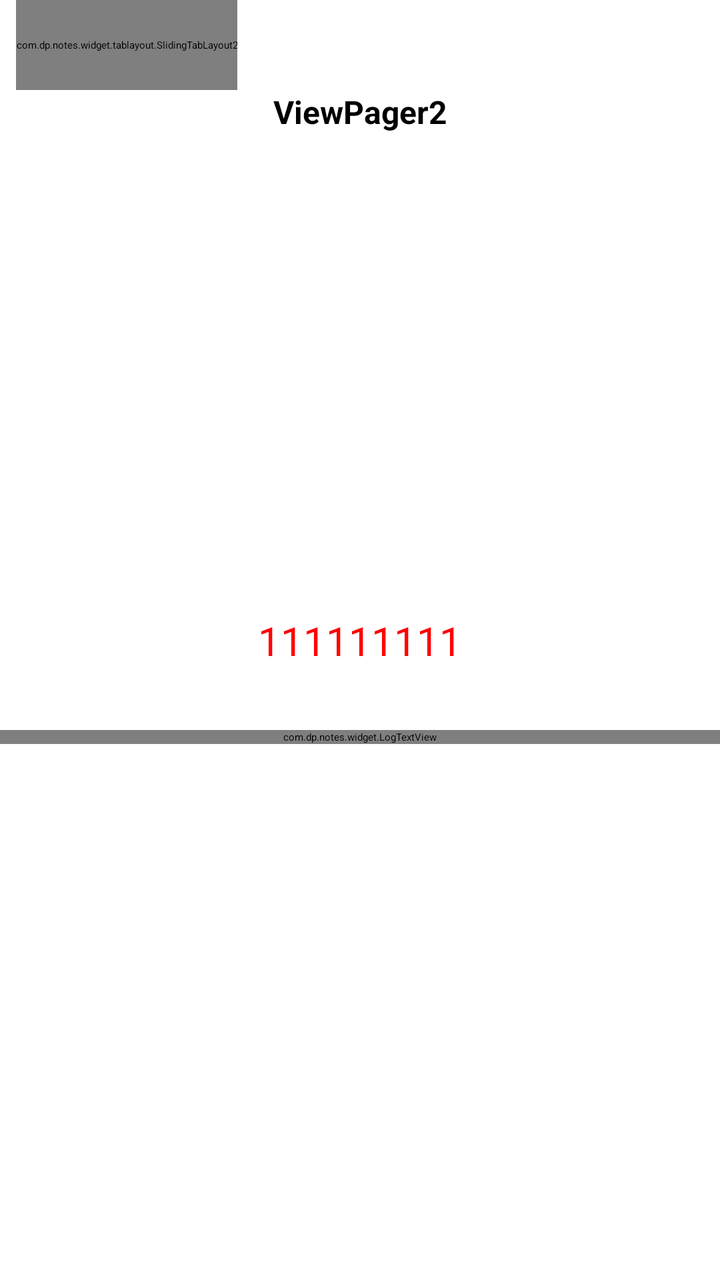
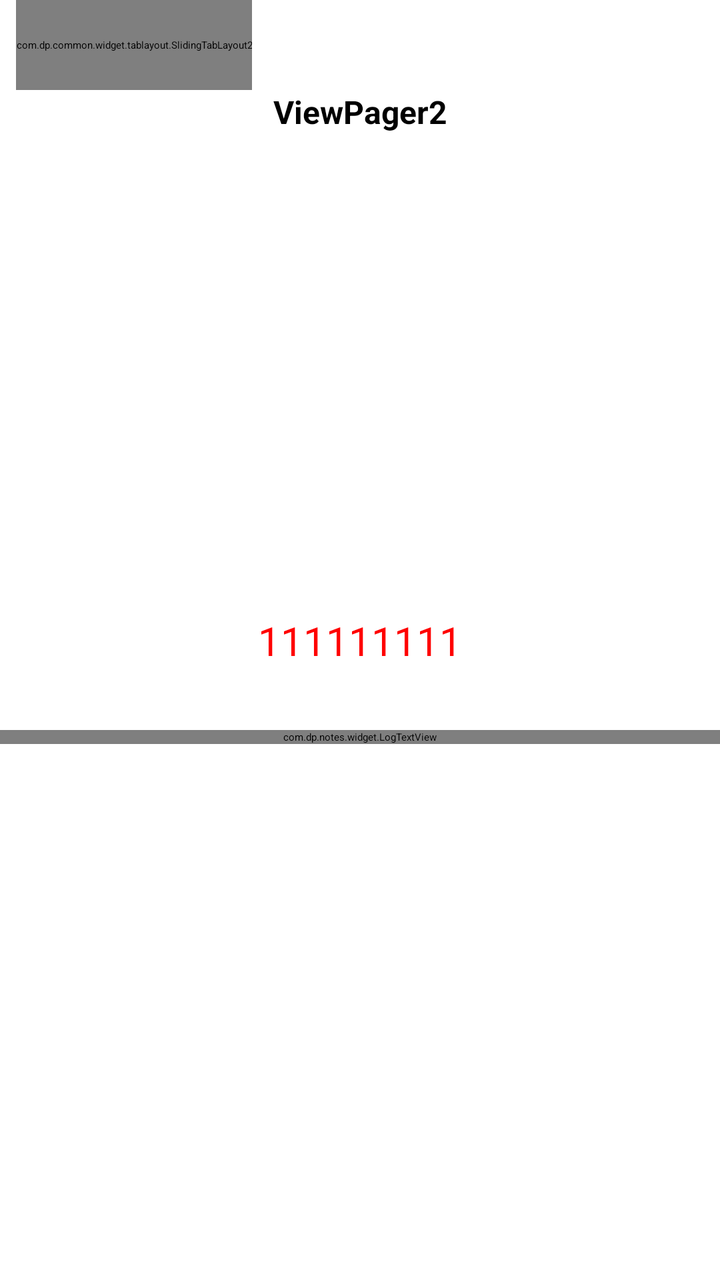

Two renders of the same Android screen: before a commit and after it. Below are the layout's source before the change and the commit's diff.
<!-- AndroidManifest.xml: application theme Theme.Activity.Base -->
<!-- res/layout/notes_fragment_one.xml -->
<?xml version="1.0" encoding="utf-8"?>
<androidx.constraintlayout.widget.ConstraintLayout xmlns:android="http://schemas.android.com/apk/res/android"
    xmlns:app="http://schemas.android.com/apk/res-auto"
    android:layout_width="match_parent"
    android:layout_height="match_parent">

    <com.dp.notes.widget.tablayout.SlidingTabLayout2
        android:id="@+id/tabLayout"
        android:layout_width="wrap_content"
        android:layout_height="45dp"
        android:layout_gravity="center"
        android:layout_marginLeft="8dp"
        android:overScrollMode="never"
        app:layout_constraintStart_toStartOf="parent"
        app:layout_constraintTop_toTopOf="parent"
        app:tl_indicator_color="#ff0000"
        app:tl_indicator_corner_radius="2dp"
        app:tl_indicator_height="3dp"
        app:tl_indicator_margin_bottom="5.5dp"
        app:tl_indicator_width="18dp"
        app:tl_tab_padding="12dp"
        app:tl_textSelectBold="true"
        app:tl_textSelectColor="#00ff00"
        app:tl_textSelectsize="19sp"
        app:tl_textUnselectColor="#808080"
        app:tl_textsize="16sp" />

    <androidx.viewpager2.widget.ViewPager2
        android:id="@+id/viewPager"
        android:layout_width="match_parent"
        android:layout_height="0dp"
        app:layout_constraintBottom_toBottomOf="parent"
        app:layout_constraintTop_toBottomOf="@+id/tabLayout" />

    <TextView
        android:layout_width="match_parent"
        android:layout_height="wrap_content"
        android:gravity="center"
        android:text="ViewPager2"
        android:textSize="16dp"
        android:textStyle="bold"
        app:layout_constraintTop_toBottomOf="@+id/tabLayout" />

    <ScrollView
        android:layout_width="match_parent"
        android:layout_height="0dp"
        android:layout_marginTop="320dp"
        app:layout_constraintBottom_toBottomOf="parent"
        app:layout_constraintTop_toBottomOf="@+id/tabLayout">

        <com.dp.notes.widget.LogTextView
            android:id="@+id/textview"
            android:layout_width="match_parent"
            android:layout_height="match_parent" />
    </ScrollView>

    <TextView
        app:layout_constraintEnd_toEndOf="parent"
        app:layout_constraintBottom_toBottomOf="parent"
        app:layout_constraintTop_toTopOf="parent"
        app:layout_constraintStart_toStartOf="parent"
        android:textColor="#ff0000"
        android:text="111111111"
        android:textSize="20sp"
        android:layout_width="wrap_content"
        android:layout_height="wrap_content"/>
</androidx.constraintlayout.widget.ConstraintLayout>
<!-- resources referenced by this layout -->
<resources>

</resources>

<!-- the commit's change to res/layout/notes_fragment_one.xml (unified diff, before → after) -->
@@ -4,7 +4,7 @@
     android:layout_width="match_parent"
     android:layout_height="match_parent">
 
-    <com.dp.notes.widget.tablayout.SlidingTabLayout2
+    <com.dp.common.widget.tablayout.SlidingTabLayout2
         android:id="@+id/tabLayout"
         android:layout_width="wrap_content"
         android:layout_height="45dp"
